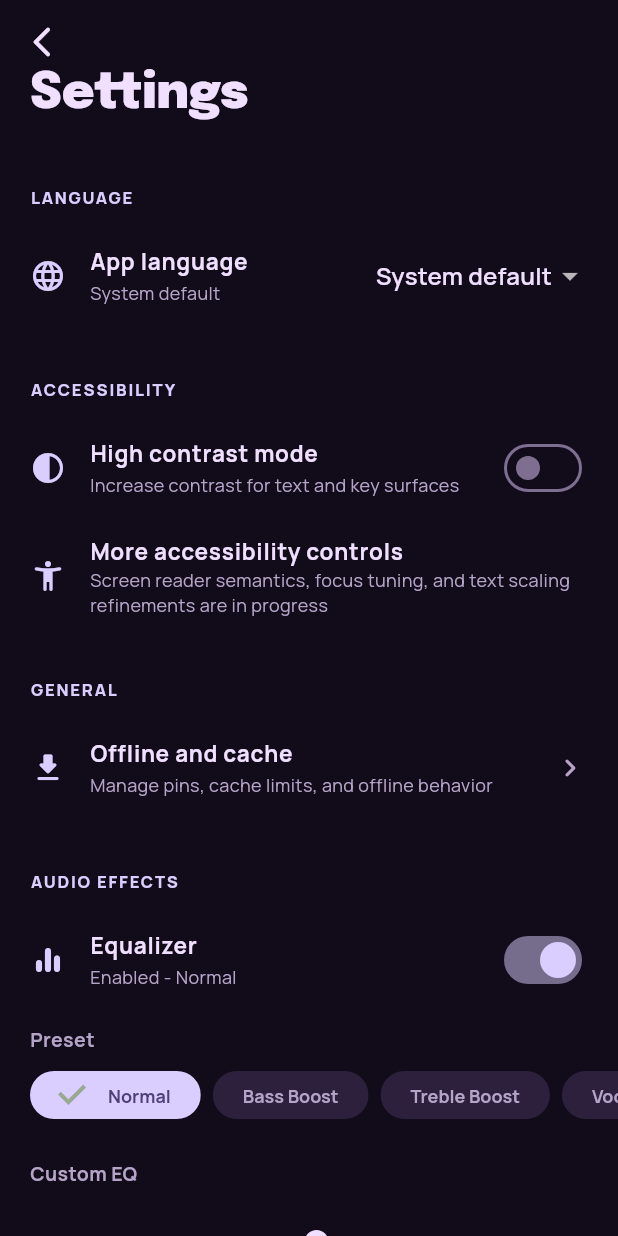
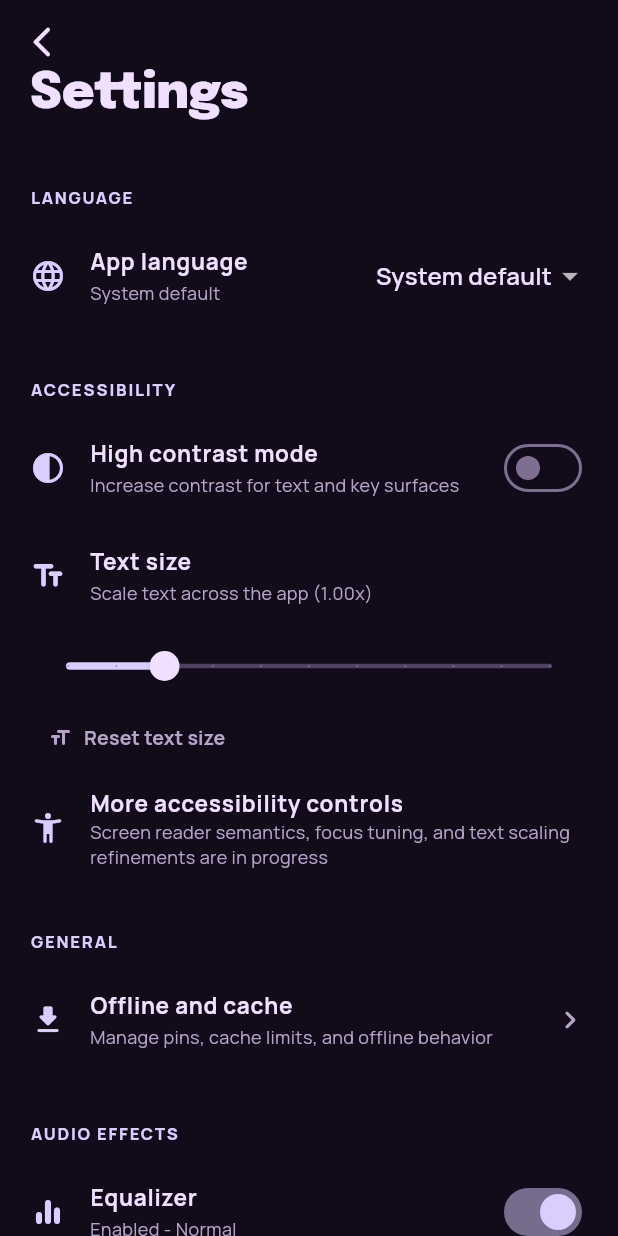
Before and after one commit to ngigijohn/stitch-music, a Flutter app: the SettingsScreen screen opened directly, on a phone screen of 412 x 824 dp. Run offline on Flutter 3.47's test engine with Material 3 defaults, Android fonts, the light colour scheme and no system bars; our stand-ins replace google_fonts, just_audio, permission_handler, shared_preferences; accounts and stored records are empty.

Commit message:
feat(phase3): add persisted text scaling controls

```diff
--- a/lib/l10n/app_de.arb
+++ b/lib/l10n/app_de.arb
@@ -47,6 +47,9 @@
   "settingsAccessibilitySection": "Barrierefreiheit",
   "settingsHighContrastTitle": "Hoher Kontrast",
   "settingsHighContrastSubtitle": "Erhoht den Kontrast fur Text und wichtige Oberflachen",
+  "settingsTextScaleTitle": "Textgrosse",
+  "settingsTextScaleSubtitle": "Skaliert Text in der gesamten App",
+  "settingsTextScaleReset": "Textgrosse zurucksetzen",
   "settingsAccessibilityRoadmapTitle": "Weitere Barrierefreiheitsoptionen",
   "settingsAccessibilityRoadmapSubtitle": "Screenreader-Semantik, Fokus-Anpassungen und Verbesserungen fur Textskalierung sind in Arbeit",
   "settingsGeneralSection": "Allgemein",
--- a/lib/l10n/app_en.arb
+++ b/lib/l10n/app_en.arb
@@ -68,6 +68,9 @@
   ,"settingsAccessibilitySection": "Accessibility"
   ,"settingsHighContrastTitle": "High contrast mode"
   ,"settingsHighContrastSubtitle": "Increase contrast for text and key surfaces"
+  ,"settingsTextScaleTitle": "Text size"
+  ,"settingsTextScaleSubtitle": "Scale text across the app"
+  ,"settingsTextScaleReset": "Reset text size"
   ,"settingsAccessibilityRoadmapTitle": "More accessibility controls"
   ,"settingsAccessibilityRoadmapSubtitle": "Screen reader semantics, focus tuning, and text scaling refinements are in progress"
   ,"settingsGeneralSection": "General"
--- a/lib/l10n/app_es.arb
+++ b/lib/l10n/app_es.arb
@@ -47,6 +47,9 @@
   "settingsAccessibilitySection": "Accesibilidad",
   "settingsHighContrastTitle": "Modo de alto contraste",
   "settingsHighContrastSubtitle": "Aumenta el contraste para texto y superficies clave",
+  "settingsTextScaleTitle": "Tamano de texto",
+  "settingsTextScaleSubtitle": "Escala el texto en toda la app",
+  "settingsTextScaleReset": "Restablecer tamano de texto",
   "settingsAccessibilityRoadmapTitle": "Mas controles de accesibilidad",
   "settingsAccessibilityRoadmapSubtitle": "Semantica para lector de pantalla, ajustes de foco y mejoras de escala de texto en progreso",
   "settingsGeneralSection": "General",
--- a/lib/l10n/app_fr.arb
+++ b/lib/l10n/app_fr.arb
@@ -47,6 +47,9 @@
   "settingsAccessibilitySection": "Accessibilite",
   "settingsHighContrastTitle": "Mode contraste eleve",
   "settingsHighContrastSubtitle": "Augmente le contraste du texte et des surfaces principales",
+  "settingsTextScaleTitle": "Taille du texte",
+  "settingsTextScaleSubtitle": "Ajuste le texte dans toute l'application",
+  "settingsTextScaleReset": "Reinitialiser la taille du texte",
   "settingsAccessibilityRoadmapTitle": "Plus de controles d'accessibilite",
   "settingsAccessibilityRoadmapSubtitle": "Semantique lecteur d'ecran, ajustements du focus et ameliorations de l'echelle du texte en cours",
   "settingsGeneralSection": "General",
--- a/lib/l10n/app_localizations.dart
+++ b/lib/l10n/app_localizations.dart
@@ -384,6 +384,24 @@ abstract class AppLocalizations {
   /// **'Increase contrast for text and key surfaces'**
   String get settingsHighContrastSubtitle;
 
+  /// No description provided for @settingsTextScaleTitle.
+  ///
+  /// In en, this message translates to:
+  /// **'Text size'**
+  String get settingsTextScaleTitle;
+
+  /// No description provided for @settingsTextScaleSubtitle.
+  ///
+  /// In en, this message translates to:
+  /// **'Scale text across the app'**
+  String get settingsTextScaleSubtitle;
+
+  /// No description provided for @settingsTextScaleReset.
+  ///
+  /// In en, this message translates to:
+  /// **'Reset text size'**
+  String get settingsTextScaleReset;
+
   /// No description provided for @settingsAccessibilityRoadmapTitle.
   ///
   /// In en, this message translates to:
--- a/lib/l10n/app_localizations_en.dart
+++ b/lib/l10n/app_localizations_en.dart
@@ -158,6 +158,15 @@ class AppLocalizationsEn extends AppLocalizations {
       'Increase contrast for text and key surfaces';
 
   @override
+  String get settingsTextScaleTitle => 'Text size';
+
+  @override
+  String get settingsTextScaleSubtitle => 'Scale text across the app';
+
+  @override
+  String get settingsTextScaleReset => 'Reset text size';
+
+  @override
   String get settingsAccessibilityRoadmapTitle => 'More accessibility controls';
 
   @override
--- a/lib/screens/settings_screen.dart
+++ b/lib/screens/settings_screen.dart
@@ -118,6 +118,50 @@ class _SettingsScreenState extends State<SettingsScreen> {
                     onChanged: _prefs.setHighContrast,
                     activeThumbColor: AppColors.primary,
                     activeTrackColor: AppColors.primary.withValues(alpha: 0.5),
+                  ),
+                ),
+                ListTile(
+                  contentPadding: const EdgeInsets.symmetric(horizontal: 20),
+                  leading: const Icon(Icons.text_fields_rounded, color: AppColors.primary),
+                  title: Text(
+                    l10n.settingsTextScaleTitle,
+                    style: GoogleFonts.manrope(
+                      fontWeight: FontWeight.w700,
+                      fontSize: 15,
+                      color: AppColors.onSurface,
+                    ),
+                  ),
+                  subtitle: Text(
+                    '${l10n.settingsTextScaleSubtitle} (${_prefs.textScale.toStringAsFixed(2)}x)',
+                    style: GoogleFonts.manrope(
+                      fontSize: 12,
+                      color: AppColors.onSurfaceVariant,
+                    ),
+                  ),
+                ),
+                Padding(
+                  padding: const EdgeInsets.symmetric(horizontal: 20),
+                  child: Slider(
+                    value: _prefs.textScale,
+                    min: 0.9,
+                    max: 1.4,
+                    divisions: 10,
+                    label: '${_prefs.textScale.toStringAsFixed(2)}x',
+                    onChanged: _prefs.setTextScale,
+                  ),
+                ),
+                Padding(
+                  padding: const EdgeInsets.symmetric(horizontal: 20),
+                  child: TextButton.icon(
+                    onPressed: () => _prefs.setTextScale(1.0),
+                    icon: const Icon(Icons.format_size_rounded, size: 16),
+                    label: Text(
+                      l10n.settingsTextScaleReset,
+                      style: GoogleFonts.manrope(fontSize: 13, fontWeight: FontWeight.w700),
+                    ),
+                    style: TextButton.styleFrom(
+                      foregroundColor: AppColors.onSurfaceVariant,
+                    ),
                   ),
                 ),
                 ListTile(
--- a/lib/services/app_preferences_service.dart
+++ b/lib/services/app_preferences_service.dart
@@ -3,6 +3,7 @@ import 'package:shared_preferences/shared_preferences.dart';
 
 const String _kLocaleCode = 'app_locale_code';
 const String _kHighContrast = 'app_high_contrast';
+const String _kTextScale = 'app_text_scale';
 
 class AppPreferencesService extends ChangeNotifier {
   AppPreferencesService._();
@@ -12,9 +13,11 @@ class AppPreferencesService extends ChangeNotifier {
   bool _initialized = false;
   String? _localeCode;
   bool _highContrast = false;
+  double _textScale = 1.0;
 
   String? get localeCode => _localeCode;
   bool get highContrast => _highContrast;
+  double get textScale => _textScale;
 
   Future<void> init() async {
     if (_initialized) return;
@@ -40,10 +43,19 @@ class AppPreferencesService extends ChangeNotifier {
     notifyListeners();
   }
 
+  Future<void> setTextScale(double value) async {
+    final normalized = value.clamp(0.9, 1.4).toDouble();
+    _textScale = normalized;
+    final prefs = await SharedPreferences.getInstance();
+    await prefs.setDouble(_kTextScale, normalized);
+    notifyListeners();
+  }
+
   Future<void> _load() async {
     final prefs = await SharedPreferences.getInstance();
     _localeCode = prefs.getString(_kLocaleCode);
     _highContrast = prefs.getBool(_kHighContrast) ?? false;
+    _textScale = prefs.getDouble(_kTextScale) ?? 1.0;
     notifyListeners();
   }
 }
```
Also changed, not shown: lib/l10n/app_localizations_de.dart (+9 -0 lines), lib/l10n/app_localizations_es.dart (+9 -0 lines), lib/l10n/app_localizations_fr.dart (+10 -0 lines), lib/main.dart (+9 -0 lines), 3 other files.
